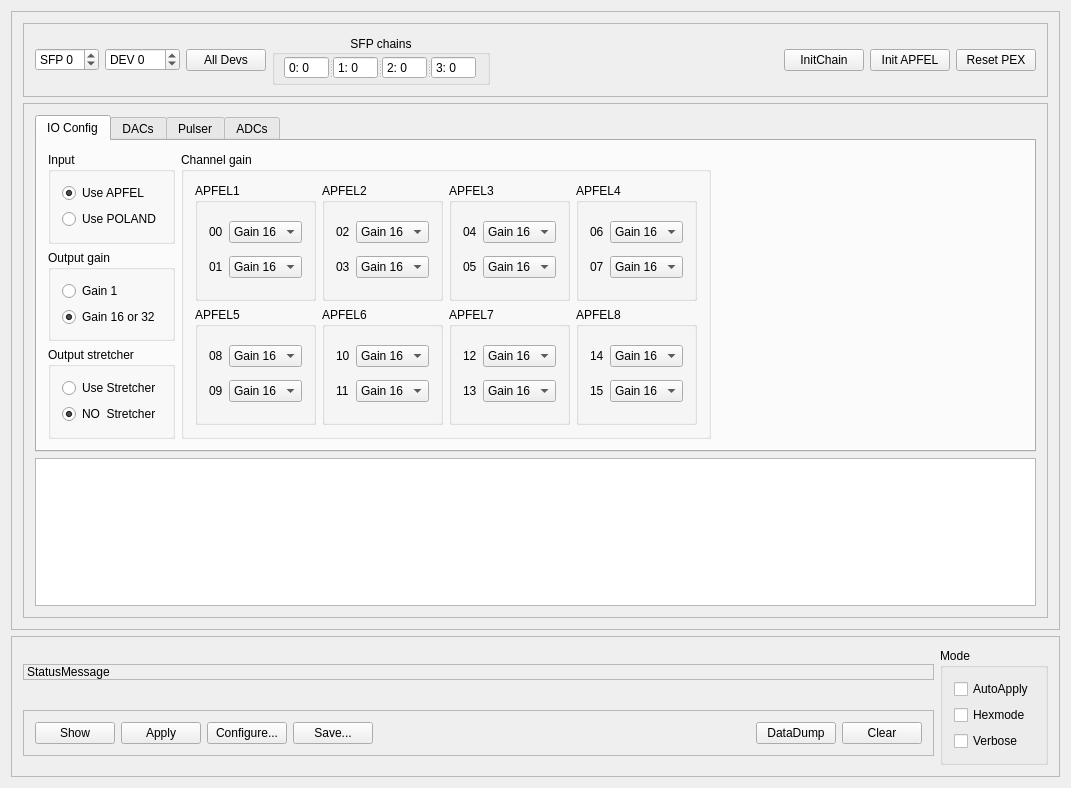
Above: mbspex/gui/qt/apfel/ApfelGui.ui from gsi-ee/drivers before the change. Below: the same form after it.
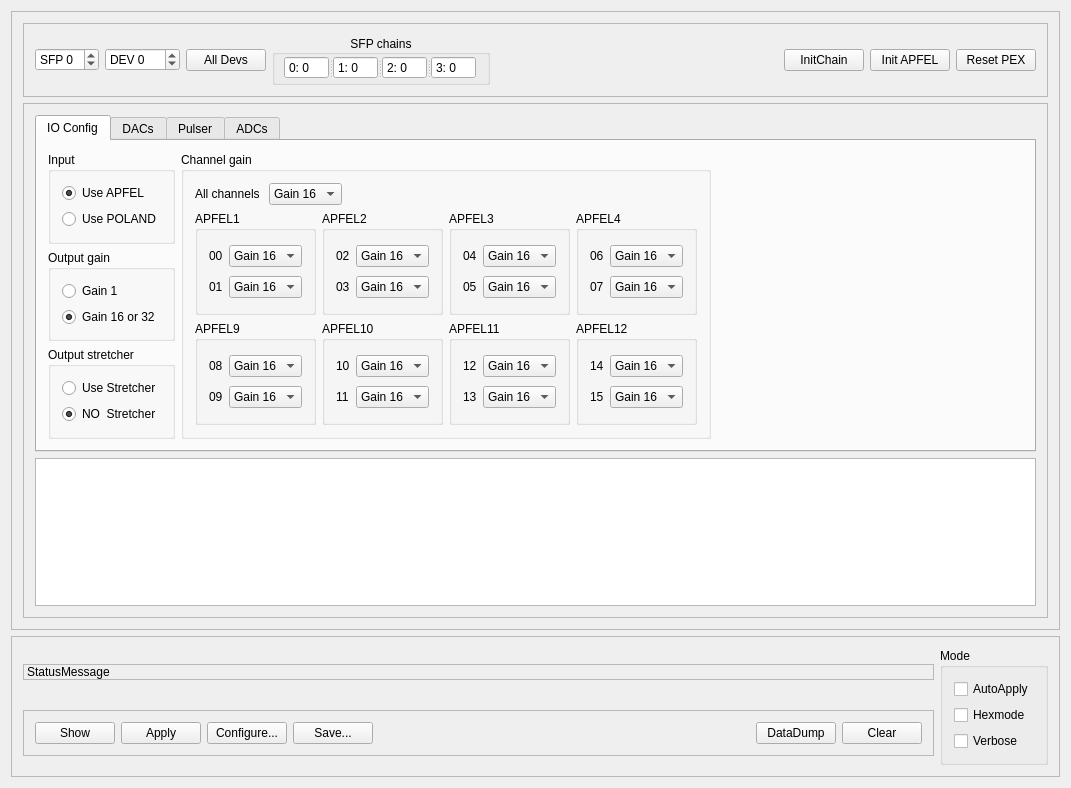
That is the form after the change. The open tabs and pages were chosen to show the change.

Commit message: mbspex: apfel gui is working in a first version 0.7 now.

```diff
--- a/mbspex/gui/qt/apfel/ApfelGui.ui
+++ b/mbspex/gui/qt/apfel/ApfelGui.ui
@@ -356,7 +356,45 @@
                   <string>Channel gain</string>
                  </property>
                  <layout class="QGridLayout" name="gridLayout_26">
-                  <item row="0" column="0">
+                  <item row="0" column="0" colspan="4">
+                   <layout class="QHBoxLayout" name="horizontalLayout_68">
+                    <item>
+                     <widget class="QLabel" name="gainalllabel">
+                      <property name="text">
+                       <string>All channels </string>
+                      </property>
+                     </widget>
+                    </item>
+                    <item>
+                     <widget class="QComboBox" name="gainCombo_all">
+                      <item>
+                       <property name="text">
+                        <string>Gain 16</string>
+                       </property>
+                      </item>
+                      <item>
+                       <property name="text">
+                        <string>Gain 32</string>
+                       </property>
+                      </item>
+                     </widget>
+                    </item>
+                    <item>
+                     <spacer name="horizontalSpacer_14">
+                      <property name="orientation">
+                       <enum>Qt::Horizontal</enum>
+                      </property>
+                      <property name="sizeHint" stdset="0">
+                       <size>
+                        <width>178</width>
+                        <height>20</height>
+                       </size>
+                      </property>
+                     </spacer>
+                    </item>
+                   </layout>
+                  </item>
+                  <item row="1" column="0">
                    <widget class="QGroupBox" name="ApfelGainBox_1">
                     <property name="title">
                      <string>APFEL1</string>
@@ -415,7 +453,7 @@
                     </layout>
                    </widget>
                   </item>
-                  <item row="0" column="1">
+                  <item row="1" column="1">
                    <widget class="QGroupBox" name="ApfelGainBox_2">
                     <property name="title">
                      <string>APFEL2</string>
@@ -474,7 +512,7 @@
                     </layout>
                    </widget>
                   </item>
-                  <item row="0" column="2">
+                  <item row="1" column="2">
                    <widget class="QGroupBox" name="ApfelGainBox_3">
                     <property name="title">
                      <string>APFEL3</string>
@@ -533,7 +571,7 @@
                     </layout>
                    </widget>
                   </item>
-                  <item row="0" column="3">
+                  <item row="1" column="3">
                    <widget class="QGroupBox" name="ApfelGainBox_4">
                     <property name="title">
                      <string>APFEL4</string>
@@ -592,10 +630,10 @@
                     </layout>
                    </widget>
                   </item>
-                  <item row="1" column="0">
+                  <item row="2" column="0">
                    <widget class="QGroupBox" name="ApfelGainBox_5">
                     <property name="title">
-                     <string>APFEL5</string>
+                     <string>APFEL9</string>
                     </property>
                     <layout class="QGridLayout" name="gridLayout_22">
                      <item row="0" column="0">
@@ -651,10 +689,10 @@
                     </layout>
                    </widget>
                   </item>
-                  <item row="1" column="1">
+                  <item row="2" column="1">
                    <widget class="QGroupBox" name="ApfelGainBox_6">
                     <property name="title">
-                     <string>APFEL6</string>
+                     <string>APFEL10</string>
                     </property>
                     <layout class="QGridLayout" name="gridLayout_23">
                      <item row="0" column="0">
@@ -710,10 +748,10 @@
                     </layout>
                    </widget>
                   </item>
-                  <item row="1" column="2">
+                  <item row="2" column="2">
                    <widget class="QGroupBox" name="ApfelGainBox_7">
                     <property name="title">
-                     <string>APFEL7</string>
+                     <string>APFEL11</string>
                     </property>
                     <layout class="QGridLayout" name="gridLayout_24">
                      <item row="0" column="0">
@@ -769,10 +807,10 @@
                     </layout>
                    </widget>
                   </item>
-                  <item row="1" column="3">
+                  <item row="2" column="3">
                    <widget class="QGroupBox" name="ApfelGainBox_8">
                     <property name="title">
-                     <string>APFEL8</string>
+                     <string>APFEL12</string>
                     </property>
                     <layout class="QGridLayout" name="gridLayout_25">
                      <item row="0" column="0">
```
Left out of the diff: 1279 changed lines with no effect on the pictures. Lines whose indentation alone changed are shown as unchanged. The commit also changes 2 other files.
